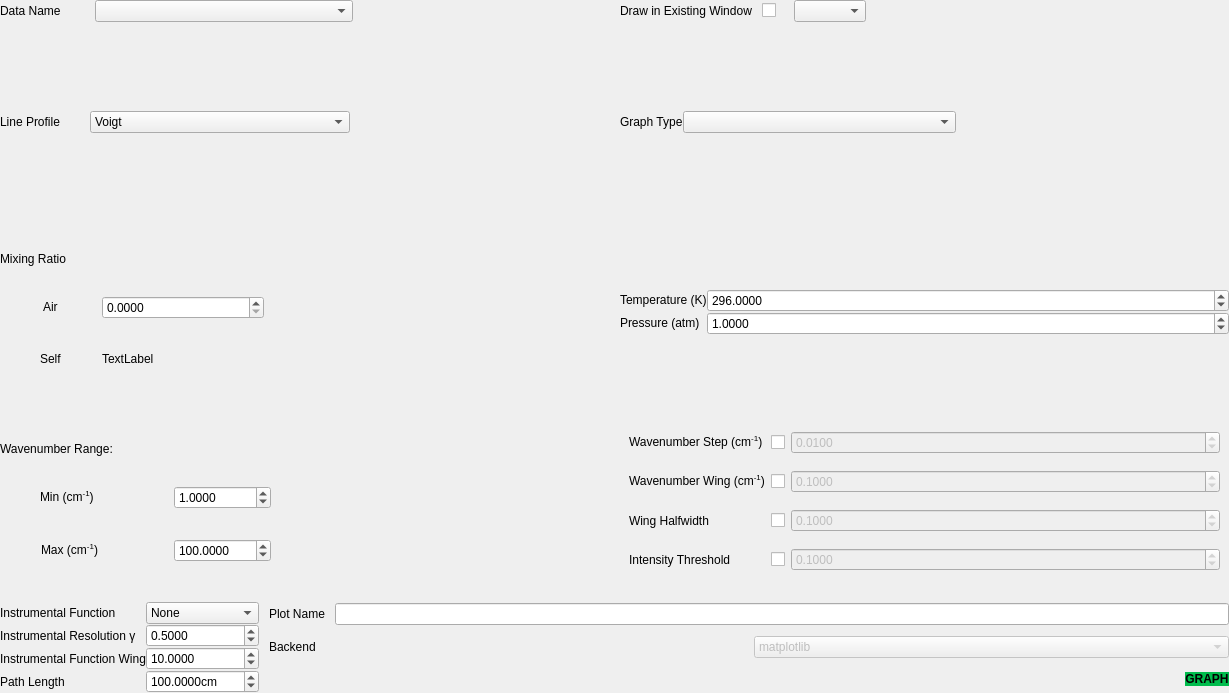
hitranonline/hapiest, file layouts/graphing_widget.ui: the form before one commit.
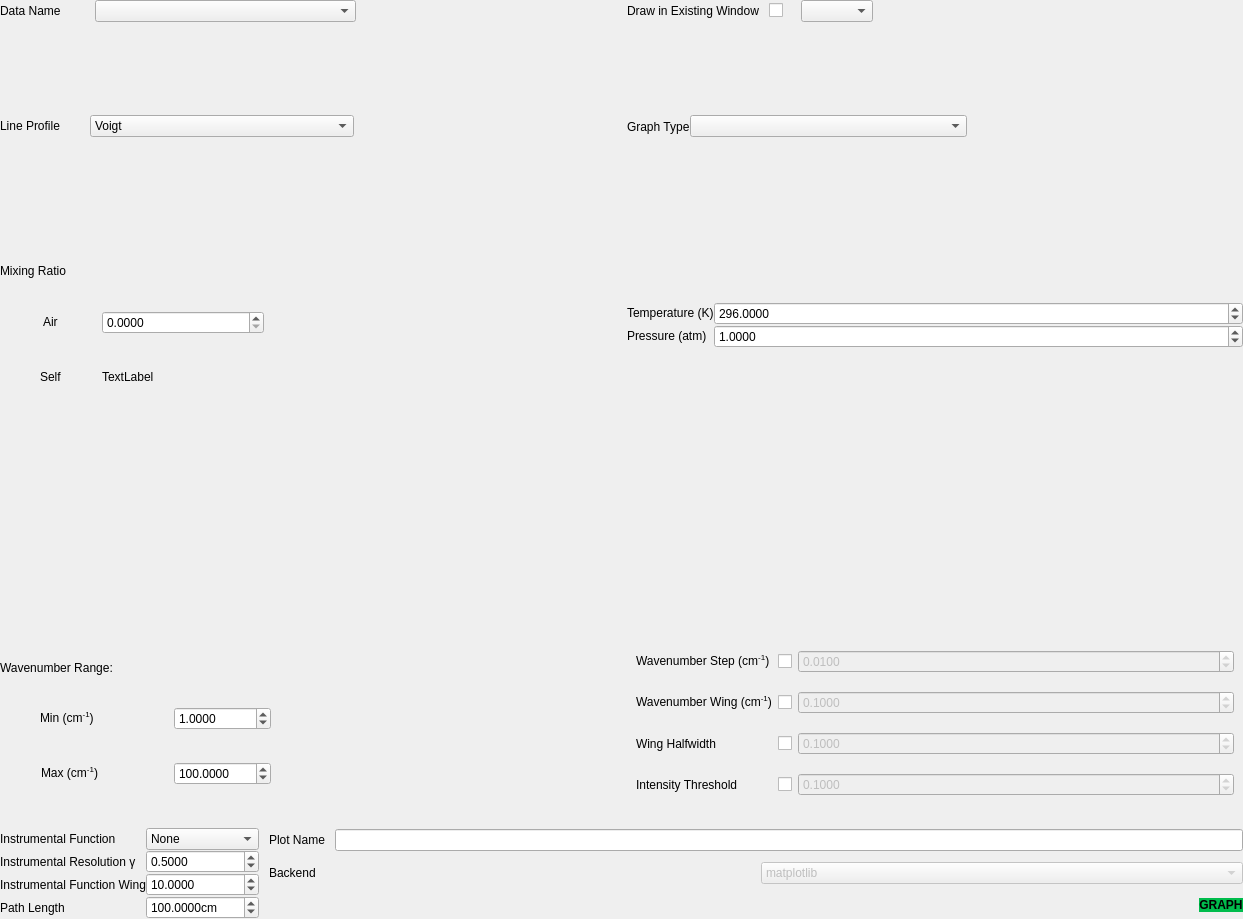
The form after the commit.

Commit message: Added the beginnings of a widget that will allow multiple broadeners to be specified.

Patch:
```diff
--- a/layouts/graphing_widget.ui
+++ b/layouts/graphing_widget.ui
@@ -6,8 +6,8 @@
    <rect>
     <x>0</x>
     <y>0</y>
-    <width>1229</width>
-    <height>693</height>
+    <width>1243</width>
+    <height>919</height>
    </rect>
   </property>
   <property name="windowTitle">
@@ -50,7 +50,7 @@
      <property name="spacing">
       <number>10</number>
      </property>
-     <item row="6" column="0" colspan="2">
+     <item row="7" column="0" colspan="2">
       <layout class="QHBoxLayout" name="horizontalLayout_7">
        <item>
         <layout class="QHBoxLayout" name="graph_button_layout">
@@ -977,7 +977,7 @@
        </layout>
       </widget>
      </item>
-     <item row="3" column="0">
+     <item row="4" column="0">
       <widget class="QWidget" name="wn_widget" native="true">
        <layout class="QHBoxLayout" name="horizontalLayout_3">
         <property name="spacing">
@@ -1183,7 +1183,7 @@
        </layout>
       </widget>
      </item>
-     <item row="3" column="1">
+     <item row="4" column="1">
       <widget class="QWidget" name="wn_cfg_widget" native="true">
        <layout class="QGridLayout" name="gridLayout_5">
         <item row="1" column="2">
@@ -1448,6 +1448,34 @@
        </layout>
       </widget>
      </item>
+     <item row="3" column="0">
+      <widget class="QWidget" name="broadener_widget" native="true">
+       <layout class="QVBoxLayout" name="verticalLayout_3">
+        <property name="spacing">
+         <number>0</number>
+        </property>
+        <property name="leftMargin">
+         <number>0</number>
+        </property>
+        <property name="topMargin">
+         <number>0</number>
+        </property>
+        <property name="rightMargin">
+         <number>0</number>
+        </property>
+        <property name="bottomMargin">
+         <number>0</number>
+        </property>
+        <item>
+         <layout class="QVBoxLayout" name="broadener_layout">
+          <property name="spacing">
+           <number>0</number>
+          </property>
+         </layout>
+        </item>
+       </layout>
+      </widget>
+     </item>
     </layout>
    </item>
   </layout>
```
The commit also changes 2 other files.
